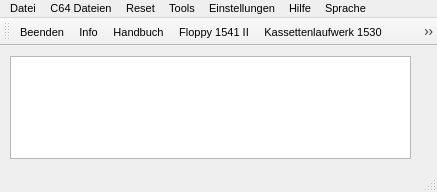
Before: the Qt Designer form main_window.ui in ThKattanek/emu64, drawn with Qt 5.
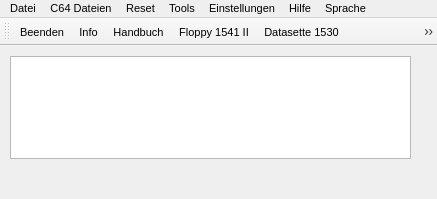
After: the same form once the commit is applied. Icons and pictures are not drawn.

```diff
--- a/main_window.ui
+++ b/main_window.ui
@@ -10,7 +10,7 @@
     <x>0</x>
     <y>0</y>
     <width>437</width>
-    <height>192</height>
+    <height>199</height>
    </rect>
   </property>
   <property name="font">
@@ -101,6 +101,12 @@
    </widget>
   </widget>
   <widget class="QStatusBar" name="statusBar">
+   <property name="minimumSize">
+    <size>
+     <width>0</width>
+     <height>0</height>
+    </size>
+   </property>
    <property name="font">
     <font>
      <family>Arial</family>
@@ -108,6 +114,12 @@
      <bold>false</bold>
     </font>
    </property>
+   <property name="autoFillBackground">
+    <bool>false</bool>
+   </property>
+   <property name="sizeGripEnabled">
+    <bool>false</bool>
+   </property>
   </widget>
   <widget class="QToolBar" name="toolBar">
    <property name="windowTitle">
@@ -329,10 +341,10 @@
      <normaloff>:/grafik/toolbar32/datasette.png</normaloff>:/grafik/toolbar32/datasette.png</iconset>
    </property>
    <property name="text">
-    <string>Kassettenlaufwerk 1530</string>
+    <string>Datasette 1530</string>
    </property>
    <property name="iconText">
-    <string>Kassettenlaufwerk 1530</string>
+    <string>Datasette 1530</string>
    </property>
    <property name="toolTip">
     <string>Kassettenlaufwerk 1530</string>
```
Left out of the diff: 4 changed lines with no effect on the pictures.
